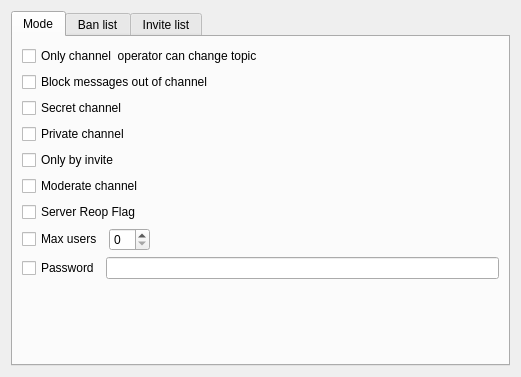
0xd34df00d/leechcraft, file src/plugins/azoth/plugins/acetamide/channelconfigwidget.ui: the form before one commit.
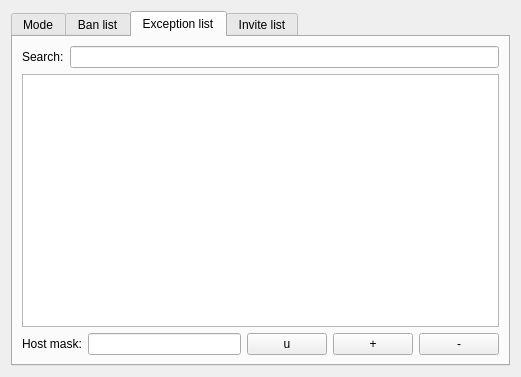
The form after the commit. The open tabs and pages were chosen to show the change.

Commit message: Azoth Acetamide: add working view of chan modes, ban list, except list and invite list.

The edit to the form file:
```diff
--- a/src/plugins/azoth/plugins/acetamide/channelconfigwidget.ui
+++ b/src/plugins/azoth/plugins/acetamide/channelconfigwidget.ui
@@ -190,6 +190,68 @@
          </item>
         </layout>
        </item>
+       <item row="1" column="0">
+        <widget class="QTableView" name="BanList_"/>
+       </item>
+      </layout>
+     </widget>
+     <widget class="QWidget" name="tab_4">
+      <attribute name="title">
+       <string>Exception list</string>
+      </attribute>
+      <layout class="QGridLayout" name="gridLayout_11">
+       <item row="0" column="0">
+        <layout class="QHBoxLayout" name="horizontalLayout_19">
+         <item>
+          <widget class="QLabel" name="label_13">
+           <property name="text">
+            <string>Search:</string>
+           </property>
+          </widget>
+         </item>
+         <item>
+          <widget class="QLineEdit" name="ExceptSearch_"/>
+         </item>
+        </layout>
+       </item>
+       <item row="1" column="0">
+        <widget class="QTableView" name="ExceptList_"/>
+       </item>
+       <item row="2" column="0">
+        <layout class="QHBoxLayout" name="horizontalLayout_20">
+         <item>
+          <widget class="QLabel" name="label_14">
+           <property name="text">
+            <string>Host mask:</string>
+           </property>
+          </widget>
+         </item>
+         <item>
+          <widget class="QLineEdit" name="HostExceptMask_"/>
+         </item>
+         <item>
+          <widget class="QPushButton" name="UpdateExcept_">
+           <property name="text">
+            <string>u</string>
+           </property>
+          </widget>
+         </item>
+         <item>
+          <widget class="QPushButton" name="AddExcept_">
+           <property name="text">
+            <string>+</string>
+           </property>
+          </widget>
+         </item>
+         <item>
+          <widget class="QPushButton" name="RemoveExcept_">
+           <property name="text">
+            <string>-</string>
+           </property>
+          </widget>
+         </item>
+        </layout>
+       </item>
       </layout>
      </widget>
      <widget class="QWidget" name="tab_3">
```
Left out of the diff: 11 changed lines with no effect on the pictures. The commit also changes 14 other files.
